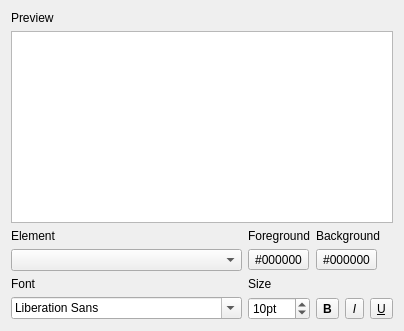
The window that qstardict/cssedit.ui (qstardict/qstardict) describes before a commit, drawn with Qt 5.
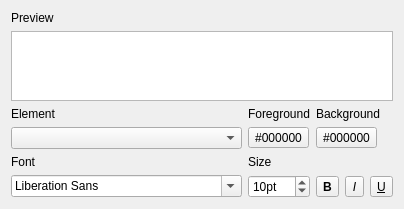
The same window after the commit.

Diff of the .ui file:
```diff
--- a/qstardict/cssedit.ui
+++ b/qstardict/cssedit.ui
@@ -1,6 +1,14 @@
 <ui version="4.0" >
  <class>QStarDict::CSSEdit</class>
  <widget class="QWidget" name="QStarDict::CSSEdit" >
+  <property name="geometry" >
+   <rect>
+    <x>0</x>
+    <y>0</y>
+    <width>100</width>
+    <height>30</height>
+   </rect>
+  </property>
   <layout class="QGridLayout" >
    <item row="0" column="0" >
     <widget class="QLabel" name="label" >
@@ -14,12 +22,6 @@
      <property name="readOnly" >
       <bool>true</bool>
      </property>
-     <property name="html" >
-      <string>&lt;html>&lt;head>&lt;meta name="qrichtext" content="1" />&lt;style type="text/css">
-p, li { white-space: pre-wrap; }
-&lt;/style>&lt;/head>&lt;body style=" font-family:'Sans Serif'; font-size:9pt; font-weight:400; font-style:normal;">
-&lt;p style="-qt-paragraph-type:empty; margin-top:0px; margin-bottom:0px; margin-left:0px; margin-right:0px; -qt-block-indent:0; text-indent:0px;">&lt;/p>&lt;/body>&lt;/html></string>
-     </property>
     </widget>
    </item>
    <item row="2" column="0" >
```
